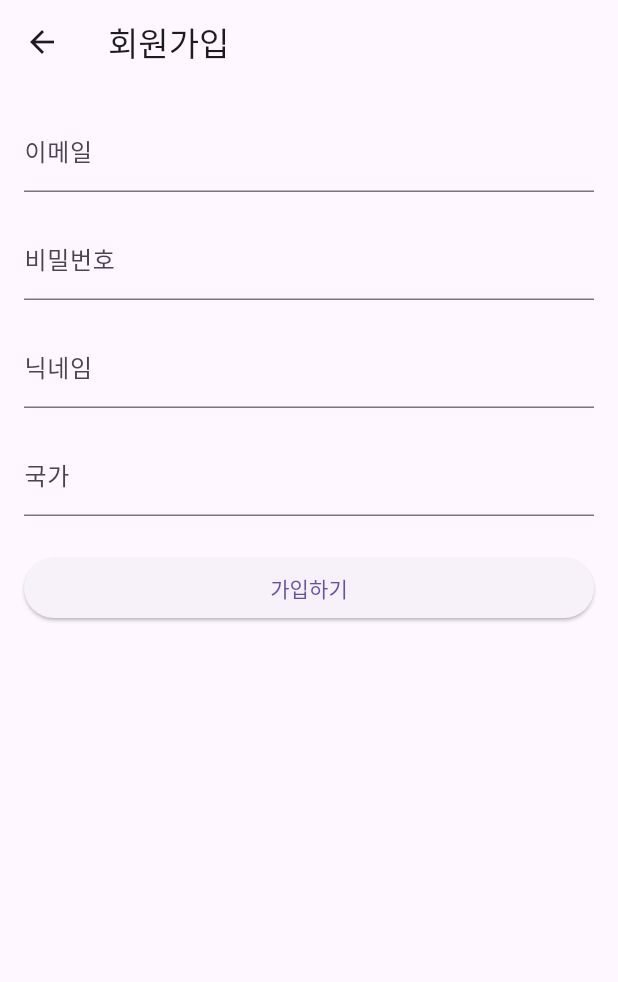
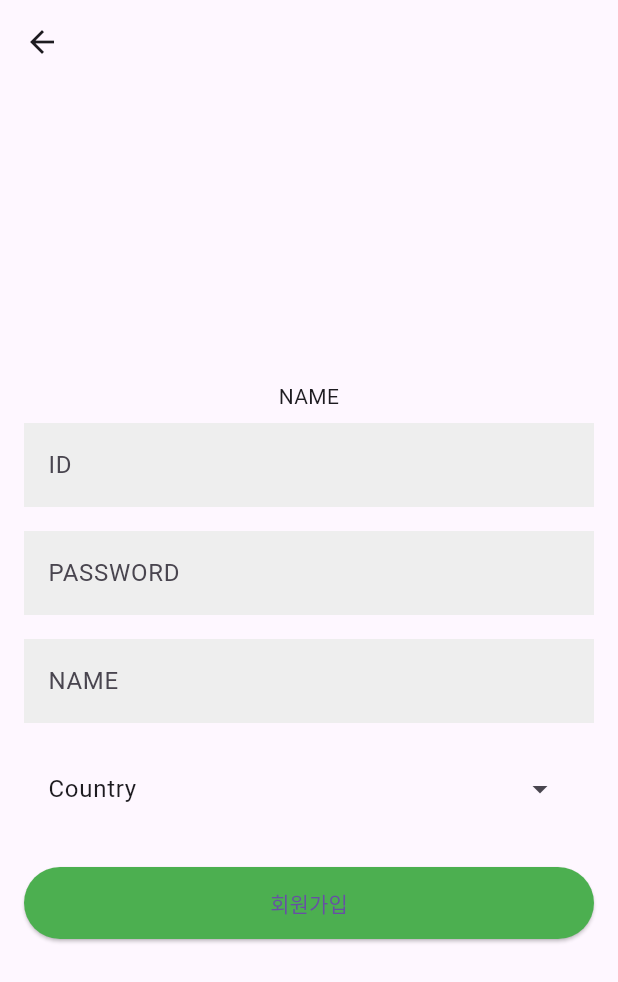
Before and after one commit to jjjooo-it/Flutter_DAKUA, a Flutter app: the screen it shows after launch, after a tap on "회원가입", on a phone screen of 412 x 824 dp. Shown: the top 982 px of the screen. Run offline on Flutter 3.47's test engine with Material 3 defaults, Android fonts, the phone set to English and light mode, and no system bars.

Commit message:
feat: change loginPage design

```diff
--- a/lib/model/user.dart
+++ b/lib/model/user.dart
@@ -1,10 +1,8 @@
-//이름, 아이디, 비밀번호, 국적
+class User {
+  String name;
+  String id;
+  String password;
+  String country;
 
-class User {
-  final String name;
-  final String id;
-  final String password;
-  final String country;
-
-  User({required this.name, required this.id, required this.password,required this.country});
+  User({required this.name, required this.id, required this.password, required this.country});
 }
--- a/lib/view/front/loginPage.dart
+++ b/lib/view/front/loginPage.dart
@@ -21,74 +21,98 @@ class LoginPage extends StatelessWidget {
               mainAxisAlignment: MainAxisAlignment.center,
               children: [
                 Image.asset(
-                  'assets/icons/logo.jpeg', // 이미지 파일 경로 설정
-                  width: 50, // 이미지 너비 설정
-                  height: 50, // 이미지 높이 설정
+                  'assets/icons/logo.jpeg',
+                  width: 50,
+                  height: 50,
                 ),
                 SizedBox(width: 10),
                 Text(
                   'DAKUA',
                   style: TextStyle(
-                    fontSize: 24,
+                    fontSize:40,
                     fontWeight: FontWeight.bold,
                   ),
                 ),
               ],
             ),
-            SizedBox(height: 20),
-            TextField(
+            SizedBox(height: 50),
+            Container(
+              height: 60,
+              width: 300,
+              decoration: BoxDecoration(
+                color: Colors.grey[200],
+                borderRadius: BorderRadius.circular(20.0),
+              ),
+              child: TextField(
                 // controller: _emailController,
                 decoration: InputDecoration(
                   labelText: 'ID',
-                filled: true, // 배경색 채우기
-                fillColor: Colors.grey[200], // 배경색 변경
-                border: OutlineInputBorder( // 둥근 테두리
-                  borderRadius: BorderRadius.circular(10.0),
+                  border: InputBorder.none,
+                  contentPadding: EdgeInsets.symmetric(horizontal: 20,vertical: 10),
                 ),
               ),
             ),
-            SizedBox(height: 20),
-            TextField(
-              // controller: _passwordController,
-              obscureText: true,
+            SizedBox(height: 10),
+            Container(
+              height: 60,
+              width: 300,
+              decoration: BoxDecoration(
+                color: Colors.grey[200],
+                borderRadius: BorderRadius.circular(20.0),
+              ),
+              child: TextField(
+                // controller: _emailController,
                 decoration: InputDecoration(
                   labelText: 'Password',
-                filled: true, // 배경색 채우기
-                fillColor: Colors.grey[200], // 배경색 변경
-                border: OutlineInputBorder( // 둥근 테두리
-                  borderRadius: BorderRadius.circular(10.0),
+                  border: InputBorder.none,
+                  contentPadding: EdgeInsets.symmetric(horizontal: 20,vertical: 10),
                 ),
               ),
             ),
             SizedBox(height: 20),
             SizedBox(
-              width: double.infinity, // 버튼 너비를 화면 가로 전체로 확장
+              height: 60,
+              width: 300,
+              child: Container(
+                decoration: BoxDecoration(
+                  gradient: LinearGradient(
+                    colors: [Colors.greenAccent, Colors.blueGrey],
+                    begin: Alignment.topLeft,
+                    end: Alignment.bottomRight,
+                  ),
+                  borderRadius: BorderRadius.circular(40.0),
+                ),
                 child: ElevatedButton(
+                  onPressed: () => _navigateToMainPage(context),
                   style: ElevatedButton.styleFrom(
-                  primary: Colors.green, // 버튼 색상 변경
-                  padding: EdgeInsets.symmetric(vertical: 15.0), // 버튼 내부 패딩
+                    primary: Colors.transparent, // 버튼 배경 투명으로 설정
+                    elevation: 0, // 그라디언트를 위한 elevation 설정
                   ),
-                onPressed: () => _navigateToMainPage(context),
                   child: Text(
                     '로그인하기',
-                  style: TextStyle(fontSize: 18.0), // 폰트 크기 변경
+                    style: TextStyle(fontSize: 18.0, color: Colors.white), // 폰트 크기 변경 및 텍스트 색상을 하얀색으로 설정
                   ),
                 ),
               ),
+            ),
+
             SizedBox(height: 20),
             Row(
               mainAxisAlignment: MainAxisAlignment.center,
               children: [
                 Text(
                   '아직 회원이 아니라면?',
-                  style: TextStyle(fontSize: 14.0), // 폰트 크기 변경
+                  style: TextStyle(fontSize: 14.0),
                 ),
                 SizedBox(width: 5),
                 TextButton(
                   onPressed: () => _navigateToSignUpPage(context),
                   child: Text(
                     '회원가입',
-                    style: TextStyle(fontSize: 14.0), // 폰트 크기 변경
+                    style: TextStyle(
+                        fontSize: 14.0,
+                        color: Colors.black
+                    ),
                   ),
                 ),
               ],
--- a/lib/view/front/signupPage.dart
+++ b/lib/view/front/signupPage.dart
@@ -1,46 +1,6 @@
 import 'package:flutter/material.dart';
 import 'package:provider/provider.dart';
-
-// SignUpViewModel 클래스는 ChangeNotifier를 상속하고 필요한 속성과 메서드를 갖춰야 합니다.
-class SignUpViewModel with ChangeNotifier {
-  String _email = '';
-  String _password = '';
-  String _nickname = '';
-  String _country = '';
-
-  // Getters
-  String get email => _email;
-  String get password => _password;
-  String get nickname => _nickname;
-  String get country => _country;
-
-  // Setters
-  set email(String value) {
-    _email = value;
-    notifyListeners();
-  }
-
-  set password(String value) {
-    _password = value;
-    notifyListeners();
-  }
-
-  set nickname(String value) {
-    _nickname = value;
-    notifyListeners();
-  }
-
-  set country(String value) {
-    _country = value;
-    notifyListeners();
-  }
-
-  // 가입 메서드
-  void signUp() {
-    // 여기에 가입 로직을 구현합니다.
-    // 예를 들어, 이메일과 비밀번호로 실제로 서버에 가입 요청을 보낼 수 있습니다.
-  }
-}
+import 'package:mobileplatform_project/viewModel/signupPage_viewModel.dart';
 
 class SignUpPage extends StatelessWidget {
   @override
@@ -48,8 +8,17 @@ class SignUpPage extends StatelessWidget {
     return ChangeNotifierProvider(
       create: (context) => SignUpViewModel(),
       child: Scaffold(
-        appBar: AppBar(title: Text('회원가입')),
-        body: SignUpForm(),
+        appBar: AppBar(
+          leading: IconButton(
+            icon: Icon(Icons.arrow_back),
+            onPressed: () {
+              Navigator.pop(context);
+            },
+          ),
+        ),
+        body: Center(
+          child: SignUpForm(),
+        ),
       ),
     );
   }
@@ -64,40 +33,68 @@ class SignUpForm extends StatelessWidget {
       padding: const EdgeInsets.all(16.0),
       child: Form(
         child: Column(
+          mainAxisAlignment: MainAxisAlignment.center,
           crossAxisAlignment: CrossAxisAlignment.stretch,
           children: <Widget>[
+            Text('NAME', textAlign: TextAlign.center),
+            SizedBox(height: 8.0),
             TextFormField(
-              onChanged: (value) => viewModel.email = value,
+              onChanged: (value) => viewModel.user.name = value,
               decoration: InputDecoration(
-                labelText: '이메일',
+                labelText: 'ID',
+                filled: true,
+                fillColor: Colors.grey[200],
+                border: InputBorder.none,
               ),
             ),
             SizedBox(height: 16.0),
             TextFormField(
-              onChanged: (value) => viewModel.password = value,
+              onChanged: (value) => viewModel.user.password = value,
               decoration: InputDecoration(
-                labelText: '비밀번호',
+                labelText: 'PASSWORD',
+                filled: true,
+                fillColor: Colors.grey[200],
+                border: InputBorder.none,
               ),
               obscureText: true,
             ),
             SizedBox(height: 16.0),
             TextFormField(
-              onChanged: (value) => viewModel.nickname = value,
+              onChanged: (value) => viewModel.user.name = value,
               decoration: InputDecoration(
-                labelText: '닉네임',
+                labelText: 'NAME',
+                filled: true,
+                fillColor: Colors.grey[200],
+                border: InputBorder.none,
               ),
             ),
             SizedBox(height: 16.0),
-            TextFormField(
-              onChanged: (value) => viewModel.country = value,
-              decoration: InputDecoration(
-                labelText: '국가',
+            PopupMenuButton<String>(
+              initialValue: viewModel.user.country ?? '한국', // 초기 선택 값
+              itemBuilder: (BuildContext context) {
+                return ['한국', '중국'].map((String country) {
+                  return PopupMenuItem<String>(
+                    value: country,
+                    child: Text(country),
+                  );
+                }).toList();
+              },
+              onSelected: (String value) {
+                viewModel.user.country = value;
+              },
+              child: ListTile(
+                title: Text('Country'),
+                trailing: Icon(Icons.arrow_drop_down),
               ),
             ),
             SizedBox(height: 24.0),
             ElevatedButton(
-              onPressed: () => viewModel.signUp(),
-              child: Text('가입하기'),
+              onPressed: () => viewModel.signUp(context),
+              style: ElevatedButton.styleFrom(
+                primary: Colors.green,
+                minimumSize: Size(double.infinity, 48.0),
+              ),
+              child: Text('회원가입'),
             ),
           ],
         ),
--- /dev/null
+++ b/lib/viewModel/signupPage_viewModel.dart
@@ -0,0 +1,30 @@
+import 'package:flutter/material.dart';
+import 'package:mobileplatform_project/model/user.dart';
+
+class SignUpViewModel with ChangeNotifier {
+  User _user = User(name: '', id: '', password: '', country: '');
+
+  User get user => _user;
+
+  set user(User value) {
+    _user = value;
+    notifyListeners();
+  }
+
+  void signUp(BuildContext context) {
+    // 가입 로직 구현
+    showDialog(
+      context: context,
+      builder: (_) => AlertDialog(
+        title: Text('축하합니다!'),
+        content: Text('이제 DAKUA 회원이세요'),
+        actions: [
+          TextButton(
+            onPressed: () => Navigator.pop(context),
+            child: Text('확인'),
+          ),
+        ],
+      ),
+    );
+  }
+}
```
Lines whose indentation alone changed are shown as unchanged.
